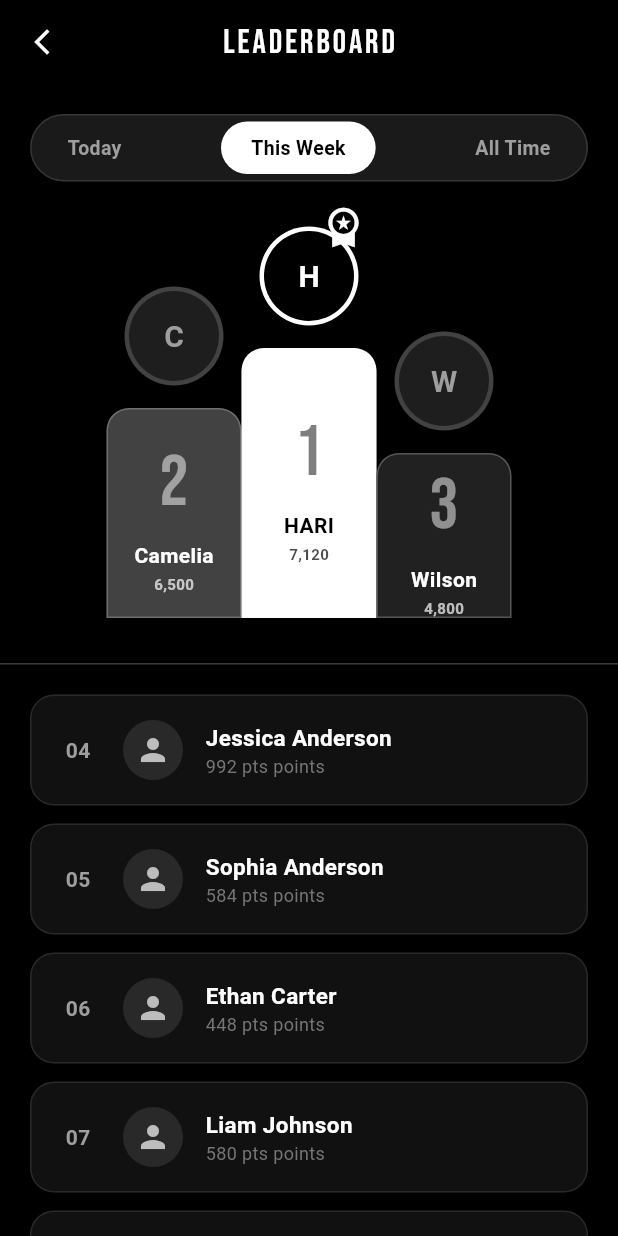
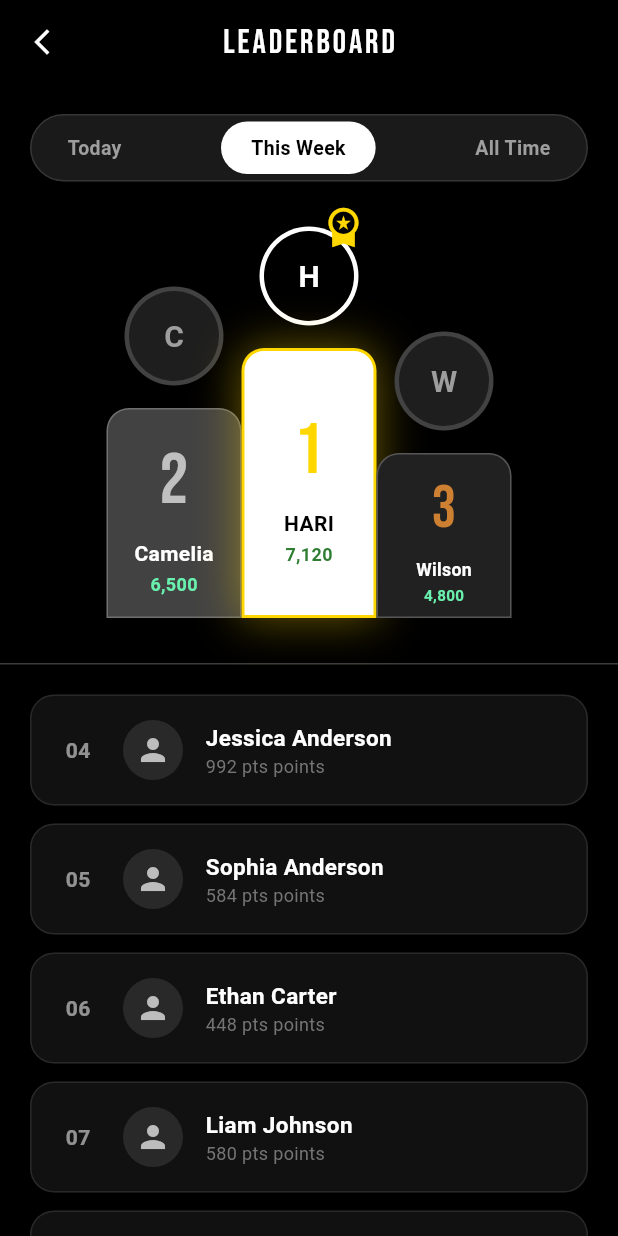
Before and after one commit to nothariharan/LensFix, a Flutter app: the LeaderboardScreen screen opened directly, on a phone screen of 412 x 824 dp. Run offline on Flutter 3.47's test engine with Material 3 defaults, Android fonts, the light colour scheme and no system bars; our stand-ins replace animate_do, flutter_map, google_fonts, google_generative_ai, image_picker, latlong2.

Commit message:
Made few UI changes in leaderboard

```diff
--- a/lib/screens/leaderboard_screen.dart
+++ b/lib/screens/leaderboard_screen.dart
@@ -58,14 +58,48 @@ class _LeaderboardScreenState extends State<LeaderboardScreen> {
 
                 const SizedBox(height: 10),
 
-                // PODIUM (Greyscale / Monochrome)
+                // PODIUM (Colored & Glowing)
                 Row(
                   mainAxisAlignment: MainAxisAlignment.center,
                   crossAxisAlignment: CrossAxisAlignment.end,
                   children: [
-                    _buildPodiumItem(2, "Camelia", "6,500", Colors.grey[800]!, 140, Colors.grey[400]!),
-                    _buildPodiumItem(1, "HARI", "7,120", Colors.white, 180, Colors.white, isWinner: true, textColor: Colors.black),
-                    _buildPodiumItem(3, "Wilson", "4,800", Colors.grey[900]!, 110, Colors.grey[600]!),
+                    // Rank 2 (Silver)
+                    _buildPodiumItem(
+                      rank: 2,
+                      name: "Camelia",
+                      score: "6,500",
+                      color: Colors.grey[800]!,
+                      height: 140,
+                      avatarColor: Colors.grey[400]!,
+                      rankColor: const Color(0xFFC0C0C0), // Silver
+                      scoreColor: Colors.greenAccent,
+                    ),
+
+                    // Rank 1 (Gold/Winner)
+                    _buildPodiumItem(
+                      rank: 1,
+                      name: "HARI",
+                      score: "7,120",
+                      color: Colors.white,
+                      height: 180,
+                      avatarColor: Colors.white,
+                      isWinner: true,
+                      textColor: Colors.black,
+                      rankColor: const Color(0xFFFFD700), // Gold
+                      scoreColor: Colors.green[800]!, // Darker Green for contrast on white
+                    ),
+
+                    // Rank 3 (Bronze)
+                    _buildPodiumItem(
+                      rank: 3,
+                      name: "Wilson",
+                      score: "4,800",
+                      color: Colors.grey[900]!,
+                      height: 110,
+                      avatarColor: Colors.grey[600]!,
+                      rankColor: const Color(0xFFCD7F32), // Bronze
+                      scoreColor: Colors.greenAccent,
+                    ),
                   ],
                 ),
               ],
@@ -111,10 +145,22 @@ class _LeaderboardScreenState extends State<LeaderboardScreen> {
     );
   }
 
-  Widget _buildPodiumItem(int rank, String name, String score, Color color, double height, Color avatarColor, {bool isWinner = false, Color textColor = Colors.white}) {
+  Widget _buildPodiumItem({
+    required int rank,
+    required String name,
+    required String score,
+    required Color color,
+    required double height,
+    required Color avatarColor,
+    bool isWinner = false,
+    Color textColor = Colors.white,
+    required Color rankColor, // Color for the big number
+    required Color scoreColor, // Color for the points
+  }) {
     return Column(
       mainAxisSize: MainAxisSize.min,
       children: [
+        // Avatar + Crown
         Stack(
           alignment: Alignment.topRight,
           clipBehavior: Clip.none,
@@ -131,27 +177,49 @@ class _LeaderboardScreenState extends State<LeaderboardScreen> {
             if (isWinner)
               const Positioned(
                 top: -15, right: -5,
-                child: Icon(Icons.workspace_premium, color: Colors.white, size: 30), // White Crown
+                child: Icon(Icons.workspace_premium, color: Color(0xFFFFD700), size: 30), // Gold Crown
               ),
           ],
         ),
+
         const SizedBox(height: 15),
+
+        // The Podium Bar
         Container(
-          width: 90, height: height,
+          width: 90,
+          height: height,
           decoration: BoxDecoration(
             color: color,
             borderRadius: const BorderRadius.vertical(top: Radius.circular(15)),
-            border: Border.all(color: Colors.white24),
+            border: Border.all(color: isWinner ? const Color(0xFFFFD700) : Colors.white24, width: isWinner ? 2 : 1), // Gold border for winner
+            boxShadow: isWinner
+              ? [BoxShadow(color: const Color(0xFFFFD700).withOpacity(0.4), blurRadius: 25, spreadRadius: 1)] // Yellow Glow
+              : [],
           ),
+          child: FittedBox( // <--- FIXES THE PIXEL OVERFLOW
+            fit: BoxFit.scaleDown,
+            child: Padding(
+              padding: const EdgeInsets.symmetric(vertical: 8.0),
               child: Column(
                 mainAxisAlignment: MainAxisAlignment.center,
                 children: [
-              Text(rank.toString(), style: GoogleFonts.bebasNeue(fontSize: 48, color: textColor.withOpacity(0.5))),
+                  Text(
+                    rank.toString(),
+                    style: GoogleFonts.bebasNeue(fontSize: 48, color: rankColor) // Colored Rank
+                  ),
                   const SizedBox(height: 4),
-              Text(name, style: TextStyle(color: textColor, fontWeight: FontWeight.bold, fontSize: 14)),
+                  Text(
+                    name,
+                    style: TextStyle(color: textColor, fontWeight: FontWeight.bold, fontSize: 14)
+                  ),
                   const SizedBox(height: 2),
-              Text(score, style: TextStyle(color: textColor.withOpacity(0.7), fontSize: 10, fontWeight: FontWeight.bold)),
+                  Text(
+                    score,
+                    style: TextStyle(color: scoreColor, fontSize: 12, fontWeight: FontWeight.bold) // Colored Score
+                  ),
                 ],
+              ),
+            ),
           ),
         ),
       ],
@@ -171,7 +239,10 @@ class _LeaderboardScreenState extends State<LeaderboardScreen> {
         children: [
           Container(
             width: 30, alignment: Alignment.center,
-            child: Text(rank.toString().padLeft(2, '0'), style: const TextStyle(fontWeight: FontWeight.bold, color: Colors.grey)),
+            child: Text(
+              rank.toString().padLeft(2, '0'),
+              style: const TextStyle(fontWeight: FontWeight.bold, color: Colors.white54)
+            ),
           ),
           const SizedBox(width: 15),
           CircleAvatar(
```
Lines whose indentation alone changed are shown as unchanged.
